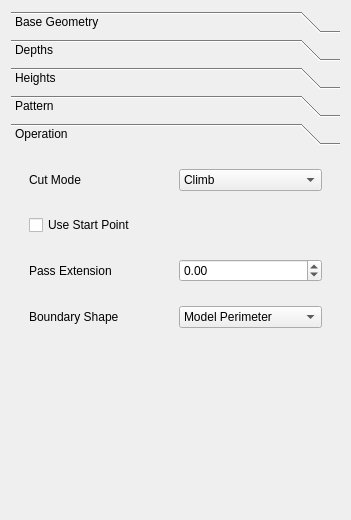
This is src/Mod/Path/Gui/Resources/panels/MillFaceEdit.ui in berndhahnebach/All_FreeCAD as Qt 5 draws it before an edit. The edited form follows.
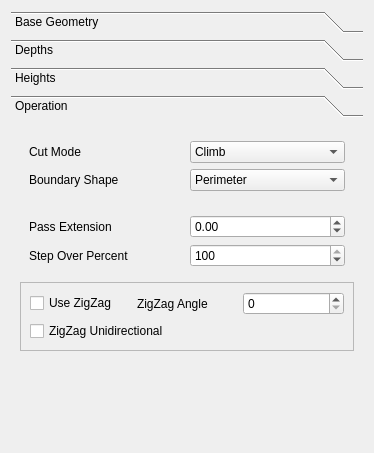
This is the edited form. The open tabs and pages were chosen to show the change. Icons and pictures are not drawn. Custom widgets are drawn as their Qt base class.

The edit to the form file:
```diff
--- a/src/Mod/Path/Gui/Resources/panels/MillFaceEdit.ui
+++ b/src/Mod/Path/Gui/Resources/panels/MillFaceEdit.ui
@@ -6,8 +6,8 @@
    <rect>
     <x>0</x>
     <y>0</y>
-    <width>351</width>
-    <height>520</height>
+    <width>374</width>
+    <height>453</height>
    </rect>
   </property>
   <property name="minimumSize">
@@ -237,43 +237,66 @@
        </item>
       </layout>
      </widget>
-     <widget class="QWidget" name="Pattern">
+     <widget class="QWidget" name="page_3">
       <property name="geometry">
        <rect>
         <x>0</x>
         <y>0</y>
-        <width>333</width>
-        <height>353</height>
+        <width>356</width>
+        <height>296</height>
        </rect>
       </property>
       <attribute name="label">
-       <string>Pattern</string>
+       <string>Operation</string>
       </attribute>
-      <layout class="QFormLayout" name="formLayout_5">
-       <item row="0" column="0">
-        <widget class="QSpinBox" name="stepOverPercent">
-         <property name="minimum">
-          <number>1</number>
-         </property>
-         <property name="maximum">
-          <number>100</number>
-         </property>
-         <property name="singleStep">
-          <number>10</number>
-         </property>
-         <property name="value">
-          <number>100</number>
-         </property>
+      <layout class="QGridLayout" name="gridLayout_3">
+       <item row="1" column="0">
+        <widget class="QWidget" name="widget_4" native="true">
+         <layout class="QGridLayout" name="gridLayout_5">
+          <item row="0" column="0">
+           <widget class="QLabel" name="label_8">
+            <property name="text">
+             <string>Pass Extension</string>
+            </property>
+           </widget>
+          </item>
+          <item row="0" column="1">
+           <widget class="QDoubleSpinBox" name="extraOffset">
+            <property name="minimum">
+             <double>-99.000000000000000</double>
+            </property>
+            <property name="maximum">
+             <double>99.000000000000000</double>
+            </property>
+           </widget>
+          </item>
+          <item row="1" column="0">
+           <widget class="QLabel" name="label_11">
+            <property name="text">
+             <string>Step Over Percent</string>
+            </property>
+           </widget>
+          </item>
+          <item row="1" column="1">
+           <widget class="QSpinBox" name="stepOverPercent">
+            <property name="minimum">
+             <number>1</number>
+            </property>
+            <property name="maximum">
+             <number>100</number>
+            </property>
+            <property name="singleStep">
+             <number>10</number>
+            </property>
+            <property name="value">
+             <number>100</number>
+            </property>
+           </widget>
+          </item>
+         </layout>
         </widget>
        </item>
-       <item row="0" column="1">
-        <widget class="QLabel" name="label_11">
-         <property name="text">
-          <string>Step Over Percent</string>
-         </property>
-        </widget>
-       </item>
-       <item row="1" column="0" colspan="2">
+       <item row="2" column="0">
         <widget class="QFrame" name="frame">
          <property name="frameShape">
           <enum>QFrame::StyledPanel</enum>
@@ -281,14 +304,24 @@
          <property name="frameShadow">
           <enum>QFrame::Raised</enum>
          </property>
-         <layout class="QFormLayout" name="formLayout_4">
-          <item row="0" column="0" colspan="2">
+         <layout class="QGridLayout" name="gridLayout_6">
+          <item row="0" column="0">
            <widget class="QCheckBox" name="useZigZag">
             <property name="text">
              <string>Use ZigZag</string>
             </property>
            </widget>
           </item>
+          <item row="0" column="1">
+           <widget class="QLabel" name="label_10">
+            <property name="text">
+             <string>ZigZag Angle</string>
+            </property>
+           </widget>
+          </item>
+          <item row="0" column="2">
+           <widget class="QSpinBox" name="zigZagAngle"/>
+          </item>
           <item row="1" column="0" colspan="2">
            <widget class="QCheckBox" name="zigZagUnidirectional">
             <property name="text">
@@ -296,41 +329,12 @@
             </property>
            </widget>
           </item>
-          <item row="2" column="0">
-           <widget class="QSpinBox" name="zigZagAngle"/>
-          </item>
-          <item row="2" column="1">
-           <widget class="QLabel" name="label_10">
-            <property name="text">
-             <string>ZigZag Angle</string>
-            </property>
-           </widget>
-          </item>
          </layout>
         </widget>
        </item>
-      </layout>
-     </widget>
-     <widget class="QWidget" name="page_3">
-      <property name="geometry">
-       <rect>
-        <x>0</x>
-        <y>0</y>
-        <width>333</width>
-        <height>353</height>
-       </rect>
-      </property>
-      <attribute name="icon">
-       <iconset resource="../Path.qrc">
-        <normaloff>:/icons/Path-OperationB.svg</normaloff>:/icons/Path-OperationB.svg</iconset>
-      </attribute>
-      <attribute name="label">
-       <string>Operation</string>
-      </attribute>
-      <layout class="QVBoxLayout" name="verticalLayout">
-       <item>
+       <item row="0" column="0">
         <widget class="QWidget" name="widget_3" native="true">
-         <layout class="QGridLayout" name="gridLayout_5">
+         <layout class="QGridLayout" name="gridLayout_4">
           <item row="0" column="0">
            <widget class="QLabel" name="label_9">
             <property name="text">
@@ -338,79 +342,37 @@
             </property>
            </widget>
           </item>
-          <item row="0" column="1">
-           <widget class="QComboBox" name="cutMode">
-            <item>
-             <property name="text">
-              <string>Climb</string>
-             </property>
-            </item>
-            <item>
-             <property name="text">
-              <string>Conventional</string>
-             </property>
-            </item>
-           </widget>
-          </item>
-         </layout>
-        </widget>
-       </item>
-       <item>
-        <widget class="QWidget" name="widget_2" native="true">
-         <layout class="QGridLayout" name="gridLayout_4">
-          <item row="0" column="0">
-           <widget class="QCheckBox" name="useStartPoint">
-            <property name="text">
-             <string>Use Start Point</string>
-            </property>
-           </widget>
-          </item>
-         </layout>
-        </widget>
-       </item>
-       <item>
-        <widget class="QWidget" name="widget_4" native="true">
-         <layout class="QGridLayout" name="gridLayout_6">
-          <item row="0" column="0">
-           <widget class="QLabel" name="label_8">
-            <property name="text">
-             <string>Pass Extension</string>
-            </property>
-           </widget>
-          </item>
-          <item row="0" column="1">
-           <widget class="QDoubleSpinBox" name="extraOffset">
-            <property name="minimum">
-             <double>-99.000000000000000</double>
-            </property>
-            <property name="maximum">
-             <double>99.000000000000000</double>
-            </property>
-           </widget>
-          </item>
-         </layout>
-        </widget>
-       </item>
-       <item>
-        <widget class="QWidget" name="widget_5" native="true">
-         <layout class="QGridLayout" name="gridLayout_7">
-          <item row="0" column="0">
+          <item row="1" column="0">
            <widget class="QLabel" name="label_12">
             <property name="text">
              <string>Boundary Shape</string>
             </property>
            </widget>
           </item>
-          <item row="0" column="1">
+          <item row="1" column="2">
            <widget class="QComboBox" name="boundaryShape">
             <item>
              <property name="text">
-              <string>Model Perimeter</string>
+              <string>Perimeter</string>
              </property>
             </item>
             <item>
              <property name="text">
-              <string>Model Boundbox</string>
+              <string>Boundbox</string>
+             </property>
+            </item>
+           </widget>
+          </item>
+          <item row="0" column="2">
+           <widget class="QComboBox" name="cutMode">
+            <item>
+             <property name="text">
+              <string>Climb</string>
+             </property>
+            </item>
+            <item>
+             <property name="text">
+              <string>Conventional</string>
              </property>
             </item>
            </widget>
@@ -418,23 +380,23 @@
          </layout>
         </widget>
        </item>
-       <item>
-        <spacer name="verticalSpacer">
-         <property name="orientation">
-          <enum>Qt::Vertical</enum>
-         </property>
-         <property name="sizeHint" stdset="0">
-          <size>
-           <width>20</width>
-           <height>116</height>
-          </size>
-         </property>
-        </spacer>
-       </item>
       </layout>
      </widget>
     </widget>
    </item>
+   <item row="1" column="0">
+    <spacer name="verticalSpacer">
+     <property name="orientation">
+      <enum>Qt::Vertical</enum>
+     </property>
+     <property name="sizeHint" stdset="0">
+      <size>
+       <width>20</width>
+       <height>40</height>
+      </size>
+     </property>
+    </spacer>
+   </item>
   </layout>
  </widget>
  <customwidgets>
```
Left out of the diff: 16 changed lines with no effect on the pictures.
